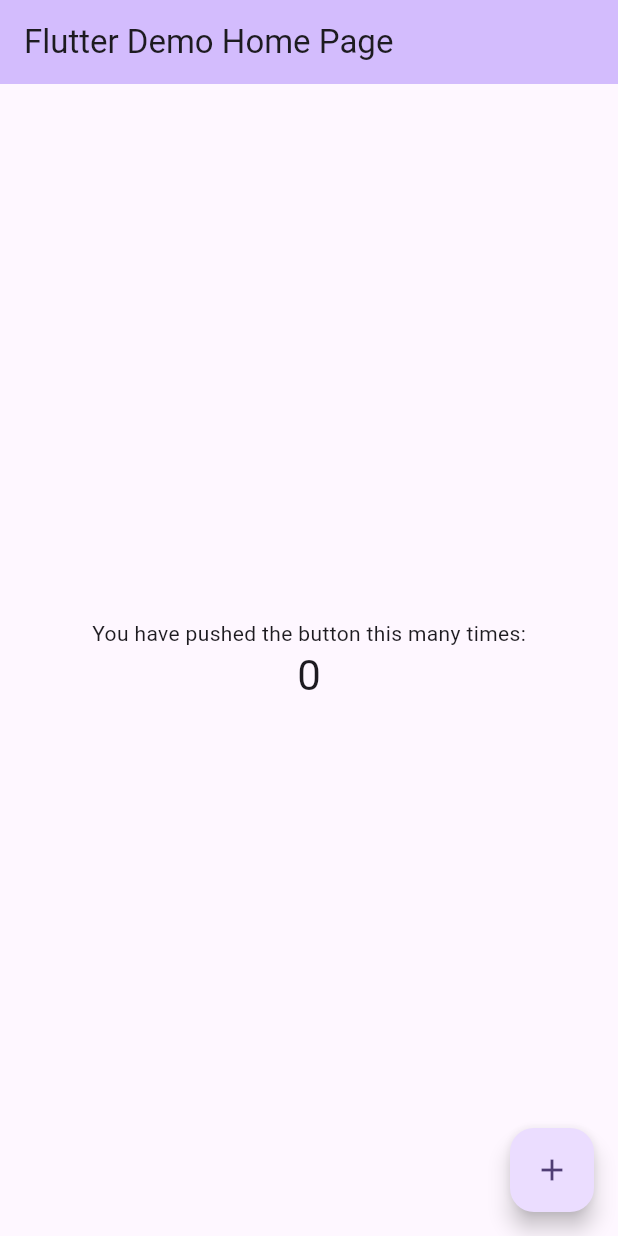
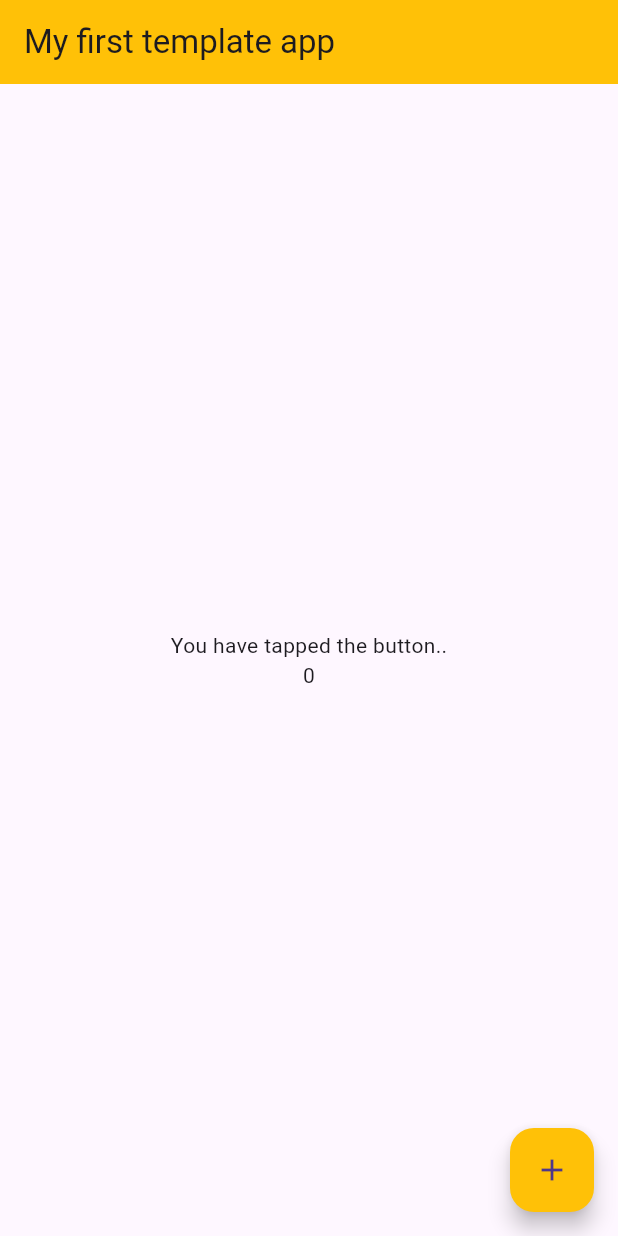
Before and after one commit to sabari570/Flutter_peerTopeer_projects, a Flutter app: the screen it shows after launch, on a phone screen of 412 x 824 dp. Run offline on Flutter 3.47's test engine with Material 3 defaults, Android fonts, the phone set to English and light mode, and no system bars.

Commit message:
created template app

```diff
--- a/my_first_template_app/lib/main.dart
+++ b/my_first_template_app/lib/main.dart
@@ -1,4 +1,5 @@
 import 'package:flutter/material.dart';
+import 'package:my_first_template_app/screens/home_screen.dart';
 
 void main() {
   runApp(const MyApp());
@@ -7,119 +8,12 @@
 class MyApp extends StatelessWidget {
   const MyApp({super.key});
 
-  // This widget is the root of your application.
   @override
   Widget build(BuildContext context) {
-    return MaterialApp(
-      title: 'Flutter Demo',
-      theme: ThemeData(
-        // This is the theme of your application.
-        //
-        // TRY THIS: Try running your application with "flutter run". You'll see
-        // the application has a purple toolbar. Then, without quitting the app,
-        // try changing the seedColor in the colorScheme below to Colors.green
-        // and then invoke "hot reload" (save your changes or press the "hot
-        // reload" button in a Flutter-supported IDE, or press "r" if you used
-        // the command line to start the app).
-        //
-        // Notice that the counter didn't reset back to zero; the application
-        // state is not lost during the reload. To reset the state, use hot
-        // restart instead.
-        //
-        // This works for code too, not just values: Most code changes can be
-        // tested with just a hot reload.
-        colorScheme: ColorScheme.fromSeed(seedColor: Colors.deepPurple),
-        useMaterial3: true,
-      ),
-      home: const MyHomePage(title: 'Flutter Demo Home Page'),
+    return const MaterialApp(
+      title: "Template app",
+      debugShowCheckedModeBanner: false,
+      home: HomeScreen(),
     );
   }
 }
-
-class MyHomePage extends StatefulWidget {
-  const MyHomePage({super.key, required this.title});
-
-  // This widget is the home page of your application. It is stateful, meaning
-  // that it has a State object (defined below) that contains fields that affect
-  // how it looks.
-
-  // This class is the configuration for the state. It holds the values (in this
-  // case the title) provided by the parent (in this case the App widget) and
-  // used by the build method of the State. Fields in a Widget subclass are
-  // always marked "final".
-
-  final String title;
-
-  @override
-  State<MyHomePage> createState() => _MyHomePageState();
-}
-
-class _MyHomePageState extends State<MyHomePage> {
-  int _counter = 0;
-
-  void _incrementCounter() {
-    setState(() {
-      // This call to setState tells the Flutter framework that something has
-      // changed in this State, which causes it to rerun the build method below
-      // so that the display can reflect the updated values. If we changed
-      // _counter without calling setState(), then the build method would not be
-      // called again, and so nothing would appear to happen.
-      _counter++;
-    });
-  }
-
-  @override
-  Widget build(BuildContext context) {
-    // This method is rerun every time setState is called, for instance as done
-    // by the _incrementCounter method above.
-    //
-    // The Flutter framework has been optimized to make rerunning build methods
-    // fast, so that you can just rebuild anything that needs updating rather
-    // than having to individually change instances of widgets.
-    return Scaffold(
-      appBar: AppBar(
-        // TRY THIS: Try changing the color here to a specific color (to
-        // Colors.amber, perhaps?) and trigger a hot reload to see the AppBar
-        // change color while the other colors stay the same.
-        backgroundColor: Theme.of(context).colorScheme.inversePrimary,
-        // Here we take the value from the MyHomePage object that was created by
-        // the App.build method, and use it to set our appbar title.
-        title: Text(widget.title),
-      ),
-      body: Center(
-        // Center is a layout widget. It takes a single child and positions it
-        // in the middle of the parent.
-        child: Column(
-          // Column is also a layout widget. It takes a list of children and
-          // arranges them vertically. By default, it sizes itself to fit its
-          // children horizontally, and tries to be as tall as its parent.
-          //
-          // Column has various properties to control how it sizes itself and
-          // how it positions its children. Here we use mainAxisAlignment to
-          // center the children vertically; the main axis here is the vertical
-          // axis because Columns are vertical (the cross axis would be
-          // horizontal).
-          //
-          // TRY THIS: Invoke "debug painting" (choose the "Toggle Debug Paint"
-          // action in the IDE, or press "p" in the console), to see the
-          // wireframe for each widget.
-          mainAxisAlignment: MainAxisAlignment.center,
-          children: <Widget>[
-            const Text(
-              'You have pushed the button this many times:',
-            ),
-            Text(
-              '$_counter',
-              style: Theme.of(context).textTheme.headlineMedium,
-            ),
-          ],
-        ),
-      ),
-      floatingActionButton: FloatingActionButton(
-        onPressed: _incrementCounter,
-        tooltip: 'Increment',
-        child: const Icon(Icons.add),
-      ), // This trailing comma makes auto-formatting nicer for build methods.
-    );
-  }
-}
--- /dev/null
+++ b/my_first_template_app/lib/screens/home_screen.dart
@@ -0,0 +1,48 @@
+import 'package:flutter/material.dart';
+
+class HomeScreen extends StatefulWidget {
+  const HomeScreen({super.key});
+
+  @override
+  State<HomeScreen> createState() => _HomeScreenState();
+}
+
+class _HomeScreenState extends State<HomeScreen> {
+  int _counter = 0;
+
+  void _incrementCounter() {
+    setState(() {
+      _counter++;
+    });
+  }
+
+  @override
+  Widget build(BuildContext context) {
+    return Scaffold(
+      appBar: AppBar(
+        title: const Text(
+          "My first template app",
+        ),
+        backgroundColor: Colors.amber,
+      ),
+      body: Center(
+        child: Column(
+          mainAxisAlignment: MainAxisAlignment.center,
+          children: [
+            const Text("You have tapped the button.."),
+            Text(
+              "$_counter",
+            ),
+          ],
+        ),
+      ),
+      floatingActionButton: FloatingActionButton(
+        onPressed: () => _incrementCounter(),
+        backgroundColor: Colors.amber,
+        child: const Icon(
+          Icons.add,
+        ),
+      ),
+    );
+  }
+}
```
